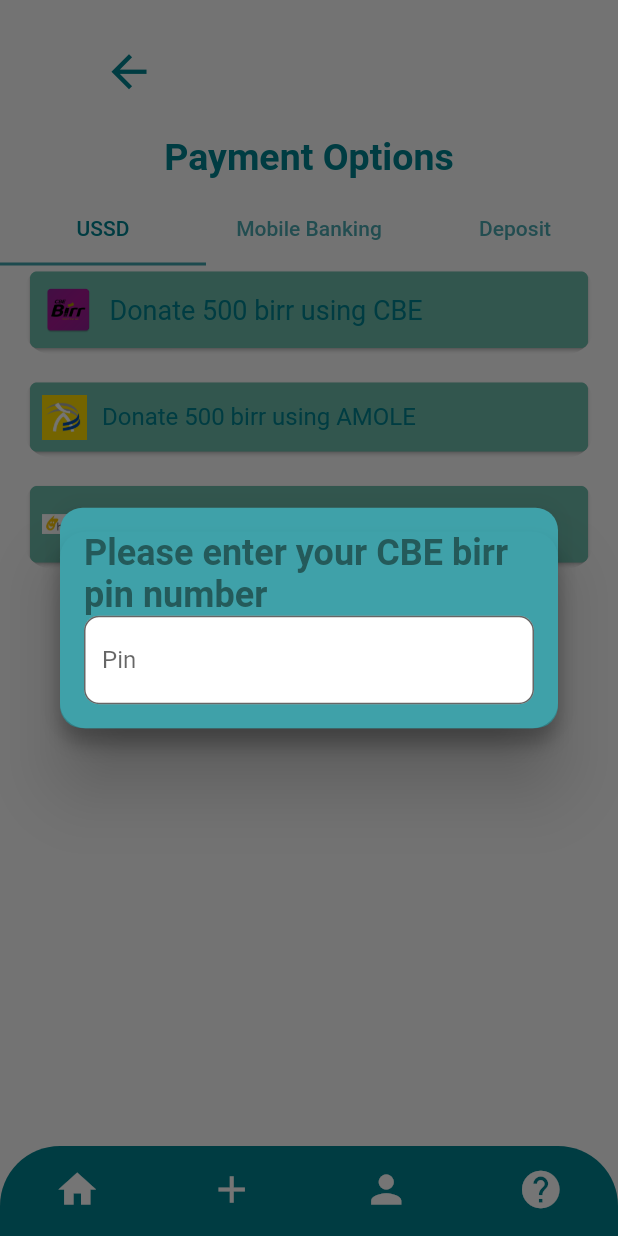
After one commit to abdu4188/Agari-Donor-App, a Flutter app: the PaymentOption screen opened by its route, item 4 of the bottom bar chosen, after a tap on "Donate 500 birr using CBE", on a phone screen of 412 x 824 dp. The commit adds this screen. Run offline on Flutter 3.47's test engine with Material 2 defaults, Android fonts, the phone set to English and light mode, and no system bars; our stand-ins replace geolocator, shared_preferences; accounts and stored records are empty.

Commit message:
payment options UI done

```diff
--- /dev/null
+++ b/lib/components/pin_dialog.dart
@@ -0,0 +1,75 @@
+import 'package:flutter/material.dart';
+
+class PinDialog extends StatefulWidget{
+  @override
+  State<StatefulWidget> createState() {
+    return PinDialogState();
+  }
+}
+
+class PinDialogState extends State<PinDialog>{
+  @override
+  Widget build(BuildContext context) {
+    return Container(
+      height: 100,
+      width: 100,
+      child: Dialog(
+        backgroundColor: Color(int.parse('0xff3fa1a9')),
+        shape: RoundedRectangleBorder(
+          borderRadius: BorderRadius.circular(15)
+        ),
+        elevation: 20,
+        child: Stack(
+          children: <Widget>[
+            Container(
+              padding: EdgeInsets.only(
+                bottom: 16,
+                left: 16,
+                right: 16,
+              ),
+              margin: EdgeInsets.only(top: 16),
+              decoration: BoxDecoration(
+                  color: Color(int.parse('0xff3fa1a9')),
+                  shape: BoxShape.rectangle,
+                  borderRadius: BorderRadius.circular(17),
+                  boxShadow: [
+                    BoxShadow(
+                        color: Colors.black26,
+                        blurRadius: 10,
+                        offset: Offset(0.0,10.0)
+                    )
+                  ]
+              ),
+              child: Column(
+                mainAxisSize: MainAxisSize.min,
+                children: <Widget>[
+                  Text(
+                      "Please enter your CBE birr pin number",
+                      style: TextStyle(
+                        color: Color(int.parse('0xff245a5a')),
+                        fontSize: 24.0,
+                        fontWeight: FontWeight.w700
+                      )
+                  ),
+                  TextField(
+                    keyboardType: TextInputType.number,
+                    decoration: InputDecoration(
+                      fillColor: Colors.white,
+                      filled: true,
+                      hintText: "Pin",
+                      border: new OutlineInputBorder(
+                      borderRadius: const BorderRadius.all(
+                        const Radius.circular(10.0),
+                      ),
+                    ),
+                    ),
+                  )
+                ],
+              ),
+            ),
+          ],
+        )
+      ),
+    );
+  }
+}
--- a/lib/screens/home.dart
+++ b/lib/screens/home.dart
@@ -45,6 +45,7 @@ class HomeState extends State<HomeScreen>{
           }
         );
 
+        print(response.body);
         var jsonResponse = jsonDecode(response.body);
 
         if(jsonResponse['location'] == null){
--- a/lib/screens/payment_option.dart
+++ b/lib/screens/payment_option.dart
@@ -1,4 +1,5 @@
 import 'package:agari_doner/components/bottom_nav.dart';
+import 'package:agari_doner/components/pin_dialog.dart';
 import 'package:flutter/material.dart';
 
 class PaymentOption extends StatefulWidget{
@@ -21,7 +22,8 @@ class PaymentOptionState extends State<PaymentOption> with TickerProviderStateMi
   Widget build(BuildContext context) {
     return Scaffold(
       bottomNavigationBar: BottomNav(),
-      body: Column(
+      body: SingleChildScrollView(
+        child: Column(
           children: <Widget>[
             Padding(
               padding: const EdgeInsets.only(right: 240, top: 30,),
@@ -70,7 +72,14 @@ class PaymentOptionState extends State<PaymentOption> with TickerProviderStateMi
                 children: <Widget>[
                   ListView(
                     children: <Widget>[
-                    ClipRRect(
+                      GestureDetector(
+                        onTap: () => {
+                          showDialog(
+                            context: context,
+                            child: PinDialog()
+                          )
+                        },
+                        child: ClipRRect(
                           borderRadius: BorderRadius.circular(18),
                           child: Card(
                             color: Color(int.parse('0xff6cbbab')),
@@ -94,6 +103,7 @@ class PaymentOptionState extends State<PaymentOption> with TickerProviderStateMi
                                     ),
                                   )
                                 ],
+                              ),
                             ),
                           ),
                         ),
@@ -177,6 +187,7 @@ class PaymentOptionState extends State<PaymentOption> with TickerProviderStateMi
             )
           ],
         ),
+      ),
     );
   }
 
```
Lines whose indentation alone changed are shown as unchanged.
